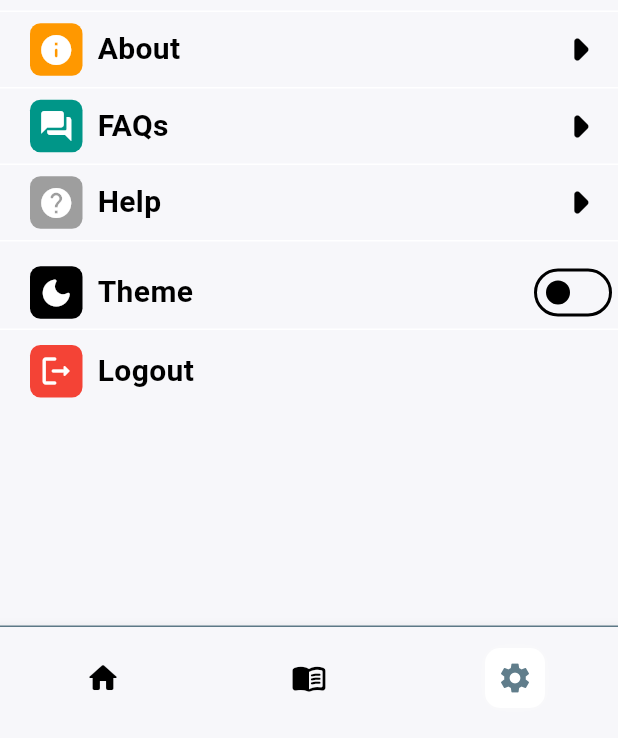
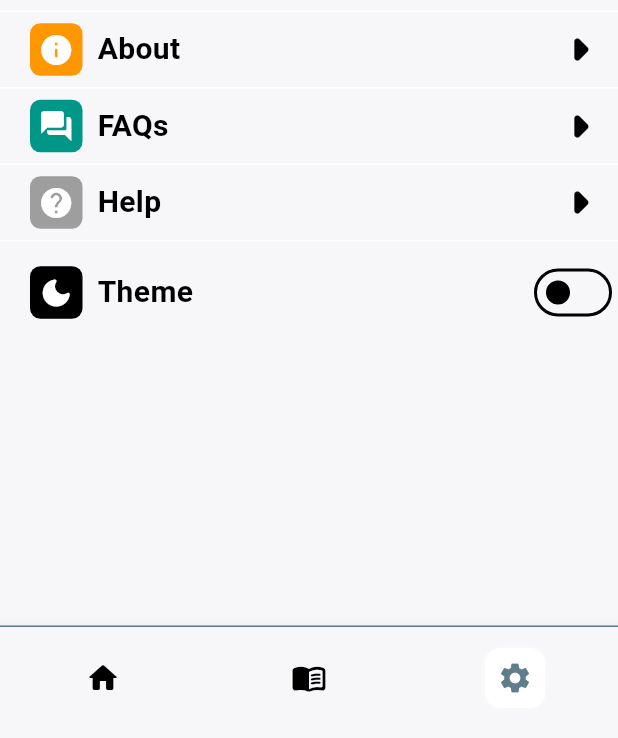
Before and after one commit to kwakyebrilliant/sharebible_v1, a Flutter app: the screen it shows after launch, item 3 of the bottom bar chosen, on a phone screen of 412 x 824 dp, the part 498-1236 px from its top. Run offline on Flutter 3.47's test engine with Material 3 defaults, Android fonts, the phone set to English and light mode, and no system bars; our stand-ins replace shared_preferences.

Commit message:
settings updates

```diff
--- a/lib/screens/Settings/setting_screen.dart
+++ b/lib/screens/Settings/setting_screen.dart
@@ -97,7 +97,7 @@ class _SettingScreenState extends State<SettingScreen> {
                       ],
                     ),
 
-                    // Containefr for logout icon
+                    // Container for logout icon
                     Container(
                       height: 35.0,
                       width: 35.0,
@@ -522,7 +522,7 @@ class _SettingScreenState extends State<SettingScreen> {
                 Padding(
                   padding: const EdgeInsets.only(top: 10.0),
 
-                  // Container for Theme and logout
+                  // Container for Theme
                   child: Container(
                     decoration: BoxDecoration(
                       color: Theme.of(context).colorScheme.surface,
@@ -530,24 +530,11 @@ class _SettingScreenState extends State<SettingScreen> {
                     child: Column(
                       children: [
                         //Theme container here
-                        Container(
-                          decoration: BoxDecoration(
-                            border: Border(
-                              bottom: BorderSide(
-                                color:
-                                    Theme.of(
-                                      context,
-                                    ).colorScheme.primaryContainer,
-                                width: 1.0,
-                              ),
-                            ),
-                          ),
-                          child: Column(
+                        Column(
                           crossAxisAlignment: CrossAxisAlignment.start,
                           children: <Widget>[
                             Row(
-                                mainAxisAlignment:
-                                    MainAxisAlignment.spaceBetween,
+                              mainAxisAlignment: MainAxisAlignment.spaceBetween,
                               children: <Widget>[
                                 Row(
                                   children: <Widget>[
@@ -594,60 +581,6 @@ class _SettingScreenState extends State<SettingScreen> {
                             ),
                           ],
                         ),
-                        ),
-
-                        // Padding around logout here
-                        Padding(
-                          padding: const EdgeInsets.symmetric(vertical: 10.0),
-                          child: Column(
-                            crossAxisAlignment: CrossAxisAlignment.start,
-                            children: <Widget>[
-                              Row(
-                                mainAxisAlignment:
-                                    MainAxisAlignment.spaceBetween,
-                                children: <Widget>[
-                                  Row(
-                                    children: <Widget>[
-                                      Padding(
-                                        padding: const EdgeInsets.only(
-                                          left: 20.0,
-                                          right: 10.0,
-                                        ),
-
-                                        // Containefr for logout icon
-                                        child: Container(
-                                          height: 35.0,
-                                          width: 35.0,
-                                          decoration: BoxDecoration(
-                                            color: Colors.red,
-                                            borderRadius: BorderRadius.circular(
-                                              7.0,
-                                            ),
-                                          ),
-
-                                          // Logout icon
-                                          child: const Icon(
-                                            Icons.logout_rounded,
-                                            color: Colors.white,
-                                          ),
-                                        ),
-                                      ),
-
-                                      // Logout text
-                                      const Text(
-                                        'Logout',
-                                        style: TextStyle(
-                                          fontSize: 20.0,
-                                          fontWeight: FontWeight.w700,
-                                        ),
-                                      ),
-                                    ],
-                                  ),
-                                ],
-                              ),
-                            ],
-                          ),
-                        ),
                       ],
                     ),
                   ),
```
Lines whose indentation alone changed are shown as unchanged.
